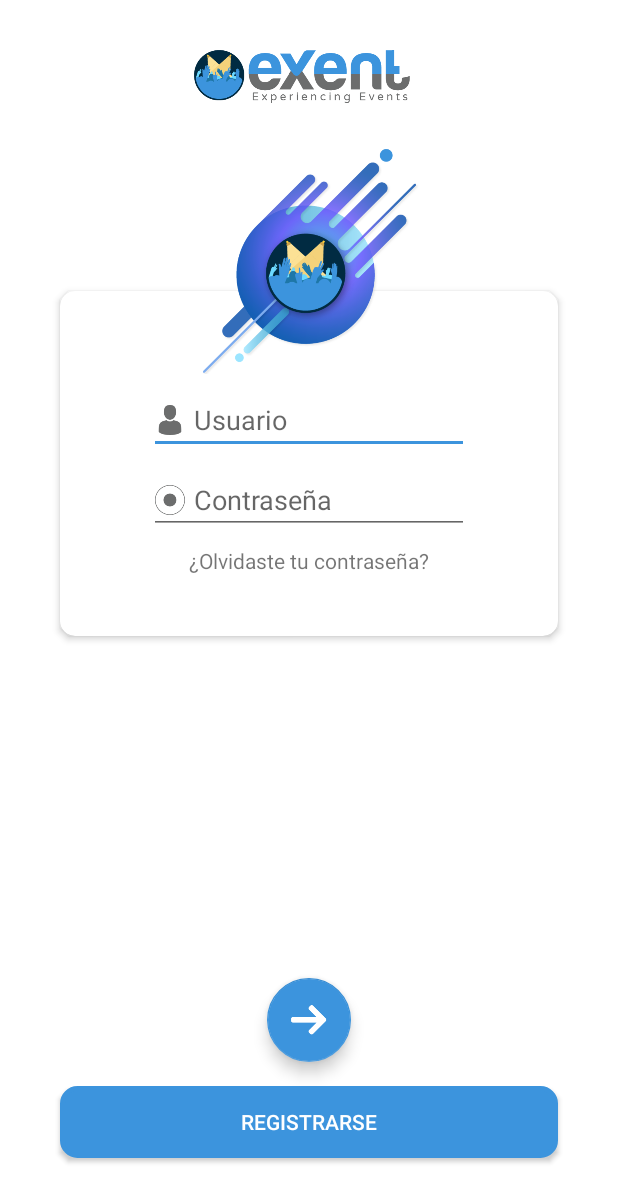
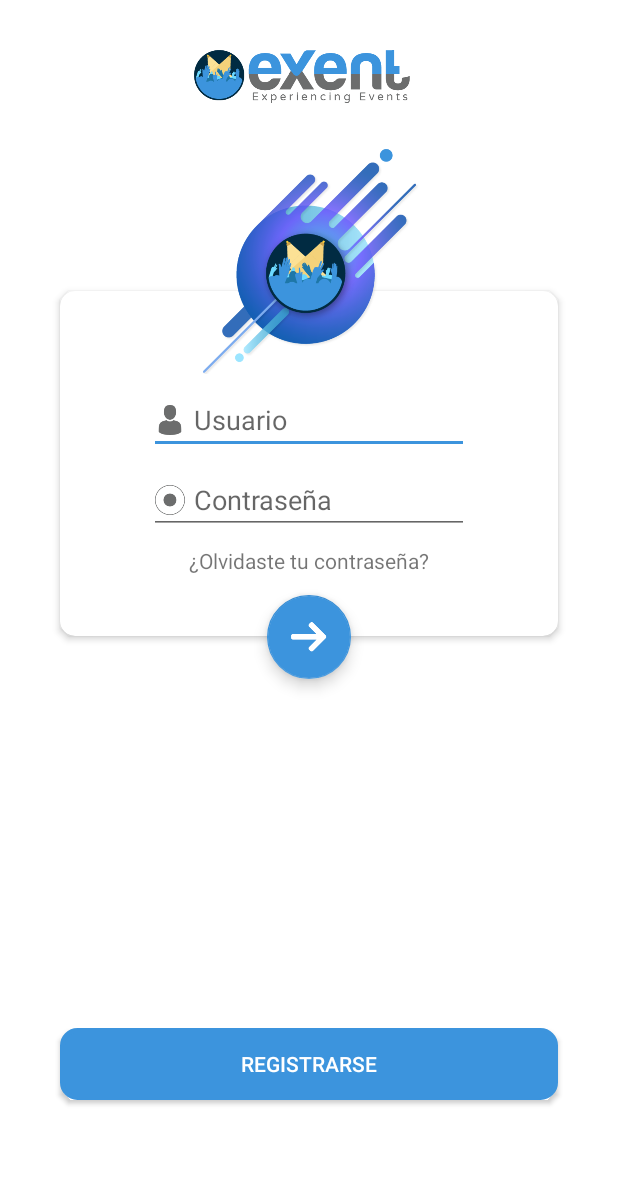
Before and after one commit to alejandroo8a/exent, an Android app: the layout fragment_sign_in.xml on its own in the app's theme, with its tools: preview values and no code run, on a phone screen of 412 x 824 dp. Shown: the top 1202 px of the screen. Run offline under Robolectric (Android 15) with nearby library versions, the phone set to English and light mode, and no system bars.

Commit message:
Fixed button in login an register

```diff
--- a/app/src/main/res/layout/fragment_sign_in.xml
+++ b/app/src/main/res/layout/fragment_sign_in.xml
@@ -138,18 +138,18 @@
         android:layout_height="wrap_content"
         android:layout_marginStart="8dp"
         android:layout_marginLeft="8dp"
+        android:layout_marginTop="8dp"
         android:layout_marginEnd="8dp"
         android:layout_marginRight="8dp"
-        android:layout_marginBottom="116dp"
         android:clickable="true"
         android:elevation="4dp"
         android:rotation="180"
         android:src="@drawable/ic_arrow"
         app:backgroundTint="@color/colorPrimary"
         app:fabSize="normal"
-        app:layout_constraintBottom_toBottomOf="parent"
         app:layout_constraintEnd_toEndOf="parent"
-        app:layout_constraintStart_toStartOf="parent" />
+        app:layout_constraintStart_toStartOf="parent"
+        app:layout_constraintTop_toTopOf="@+id/guideline2" />
 
     <Button
         android:id="@+id/btn_register"
@@ -157,15 +157,25 @@
         android:layout_height="wrap_content"
         android:layout_marginStart="40dp"
         android:layout_marginLeft="40dp"
-        android:layout_marginTop="16dp"
+        android:layout_marginTop="8dp"
         android:layout_marginEnd="40dp"
         android:layout_marginRight="40dp"
+        android:layout_marginBottom="8dp"
         android:background="@drawable/btn_login"
         android:text="Registrarse"
         android:textColor="@color/white"
+        app:layout_constraintBottom_toBottomOf="parent"
         app:layout_constraintEnd_toEndOf="parent"
         app:layout_constraintStart_toStartOf="parent"
-        app:layout_constraintTop_toBottomOf="@+id/fab_login" />
+        app:layout_constraintTop_toBottomOf="@+id/fab_login"
+        app:layout_constraintVertical_bias="0.73" />
+
+    <android.support.constraint.Guideline
+        android:id="@+id/guideline2"
+        android:layout_width="wrap_content"
+        android:layout_height="wrap_content"
+        android:orientation="horizontal"
+        app:layout_constraintGuide_begin="389dp" />
 
 
 </android.support.constraint.ConstraintLayout>
```
Also changed, not shown: app/src/main/res/layout/fragment_register.xml (+10 -3 lines), 1 other file.
